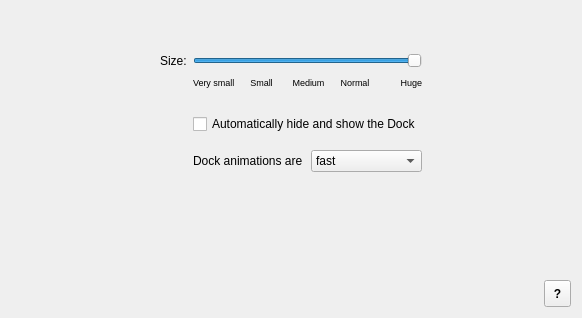
admiral0/Antico-Deluxe, file syspref/forms/dock.ui: the form before one commit.
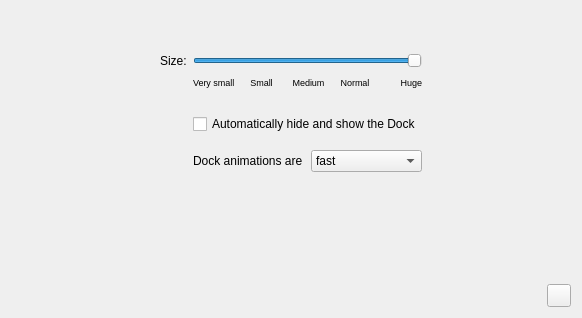
The form after the commit. Icons and pictures are not drawn. Custom widgets are drawn as their Qt base class.

Commit message: syspref.app now uses some cool buttons from amelib

```diff
--- a/syspref/forms/dock.ui
+++ b/syspref/forms/dock.ui
@@ -248,44 +248,19 @@
       </spacer>
      </item>
      <item>
-      <widget class="QToolButton" name="helpBtn">
-       <property name="minimumSize">
-        <size>
-         <width>27</width>
-         <height>27</height>
-        </size>
-       </property>
-       <property name="maximumSize">
-        <size>
-         <width>27</width>
-         <height>27</height>
-        </size>
-       </property>
-       <property name="font">
-        <font>
-         <weight>75</weight>
-         <bold>true</bold>
-        </font>
-       </property>
-       <property name="text">
-        <string>?</string>
-       </property>
-       <property name="icon">
-        <iconset resource="../../../../tmp1/anticodeluxe/syspref/syspref.qrc">
-         <normaloff>:/icons/tool/question.png</normaloff>:/icons/tool/question.png</iconset>
-       </property>
-       <property name="iconSize">
-        <size>
-         <width>12</width>
-         <height>12</height>
-        </size>
-       </property>
-      </widget>
+      <widget class="AmeHelpButton" name="helpBtn"/>
      </item>
     </layout>
    </item>
   </layout>
  </widget>
+ <customwidgets>
+  <customwidget>
+   <class>AmeHelpButton</class>
+   <extends>QToolButton</extends>
+   <header>HelpButton</header>
+  </customwidget>
+ </customwidgets>
  <resources>
   <include location="../../../../tmp1/anticodeluxe/syspref/syspref.qrc"/>
  </resources>
```
Left out of the diff: 2 changed lines with no effect on the pictures. The commit also changes 10 other files.
